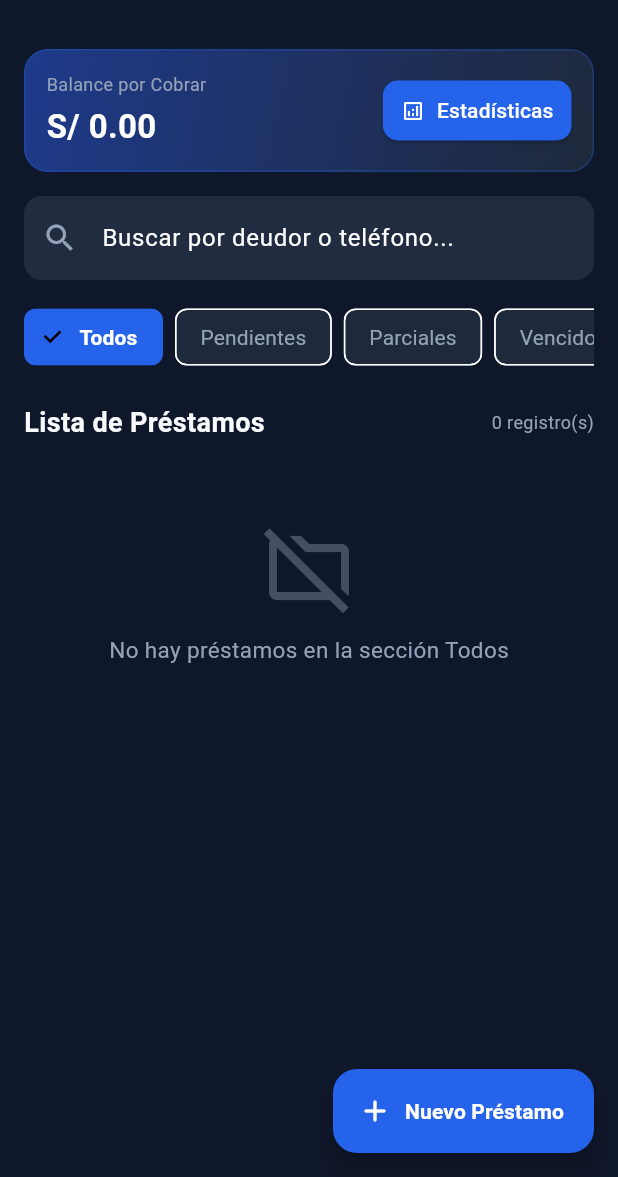
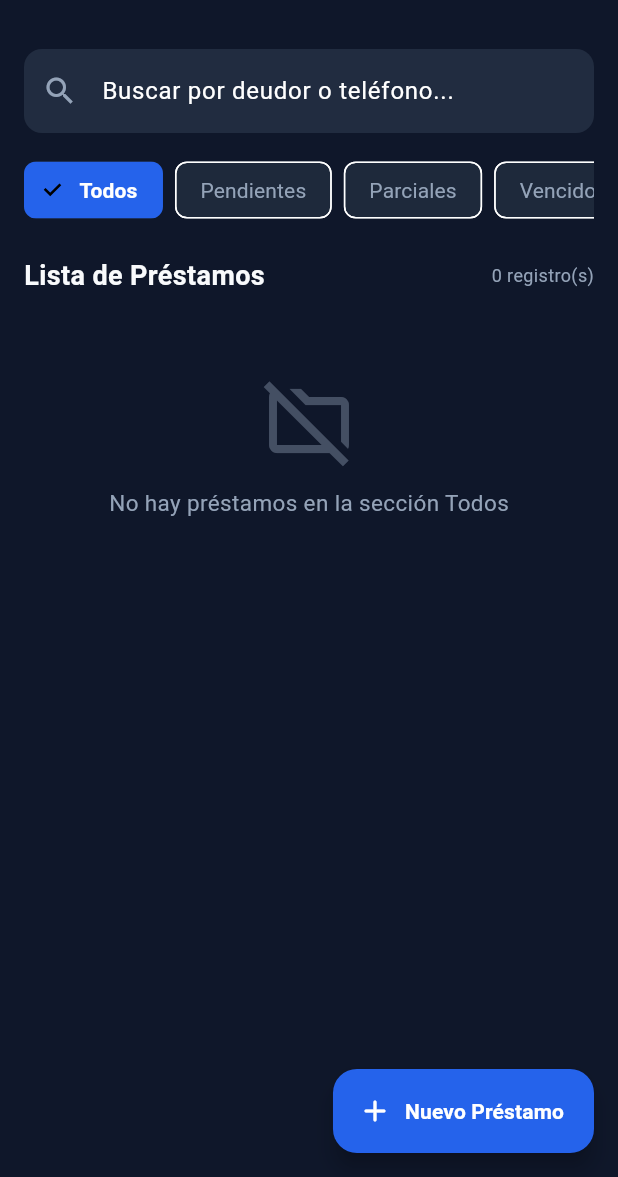
Before and after one commit to VillainAprist/cobro-app, a Flutter app: the DashboardScreen screen opened directly, on a phone screen of 412 x 824 dp, the part 59-1236 px from its top. Run offline on Flutter 3.47's test engine with Material 3 defaults, Android fonts, the phone set to English and light mode, and no system bars; our stand-ins replace csv, file_picker, flutter_local_notifications, share_plus, shared_preferences, sqflite_common_ffi and 1 more; accounts and stored records are empty.

Commit message:
remove top balance card for cleaner main dashboard

```diff
--- a/lib/screens/dashboard_screen.dart
+++ b/lib/screens/dashboard_screen.dart
@@ -38,9 +38,7 @@ class _DashboardScreenState extends State<DashboardScreen> {
   }
 
   double get _totalBorrowed => _allLoans.fold(0.0, (sum, item) => sum + item.totalWithInterest);
-
   double get _totalRecovered => _allLoans.fold(0.0, (sum, item) => sum + item.totalPaid);
-
   double get _pendingBalance => _allLoans.fold(0.0, (sum, item) => sum + item.remainingBalance);
 
   int get _countPending => _allLoans.where((l) => l.isPending).length;
@@ -159,7 +157,7 @@ class _DashboardScreenState extends State<DashboardScreen> {
                 mainAxisAlignment: MainAxisAlignment.spaceBetween,
                 children: [
                   const Text(
-                    '📊 Control y Estadísticas Globales',
+                    '📊 Control y Balances',
                     style: TextStyle(
                       color: AppTheme.textPrimary,
                       fontSize: 18,
@@ -177,7 +175,7 @@ class _DashboardScreenState extends State<DashboardScreen> {
                 children: [
                   Expanded(
                     child: StatCard(
-                      title: 'TOTAL REGISTRADO',
+                      title: 'TOTAL PRESTADO',
                       amountFormatted: AppFormatters.formatCurrency(_totalBorrowed),
                       icon: Icons.account_balance_wallet_outlined,
                       color: AppTheme.primaryAccent,
@@ -263,7 +261,7 @@ class _DashboardScreenState extends State<DashboardScreen> {
           IconButton(
             onPressed: _showStatsDialog,
             icon: const Icon(Icons.bar_chart_rounded, color: AppTheme.warning),
-            tooltip: 'Ver Control y Estadísticas',
+            tooltip: 'Ver Balances y Estadísticas',
           ),
           PopupMenuButton<String>(
             icon: const Icon(Icons.shield_outlined, color: AppTheme.primaryAccent),
@@ -316,49 +314,7 @@ class _DashboardScreenState extends State<DashboardScreen> {
           child: Column(
             crossAxisAlignment: CrossAxisAlignment.start,
             children: [
-              // BANNER RESUMEN PENDIENTE RÁPIDO
-              Container(
-                padding: const EdgeInsets.all(14),
-                decoration: BoxDecoration(
-                  gradient: const LinearGradient(
-                    colors: [Color(0xFF1E3A8A), Color(0xFF1E293B)],
-                    begin: Alignment.topLeft,
-                    end: Alignment.bottomRight,
-                  ),
-                  borderRadius: BorderRadius.circular(16),
-                  border: Border.all(color: AppTheme.primaryAccent.withValues(alpha: 0.3)),
-                ),
-                child: Row(
-                  mainAxisAlignment: MainAxisAlignment.spaceBetween,
-                  children: [
-                    Column(
-                      crossAxisAlignment: CrossAxisAlignment.start,
-                      children: [
-                        const Text('Balance por Cobrar', style: TextStyle(color: AppTheme.textSecondary, fontSize: 12)),
-                        const SizedBox(height: 4),
-                        Text(
-                          AppFormatters.formatCurrency(_pendingBalance),
-                          style: const TextStyle(color: Colors.white, fontSize: 22, fontWeight: FontWeight.bold),
-                        ),
-                      ],
-                    ),
-                    ElevatedButton.icon(
-                      onPressed: _showStatsDialog,
-                      icon: const Icon(Icons.analytics_outlined, size: 16),
-                      label: const Text('Estadísticas'),
-                      style: ElevatedButton.styleFrom(
-                        backgroundColor: AppTheme.primaryAccent,
-                        foregroundColor: Colors.white,
-                        padding: const EdgeInsets.symmetric(horizontal: 12, vertical: 8),
-                        shape: RoundedRectangleBorder(borderRadius: BorderRadius.circular(10)),
-                      ),
-                    ),
-                  ],
-                ),
-              ),
-              const SizedBox(height: 16),
-
-              // BÚSQUEDA
+              // BÚSQUEDA DIRECTA
               TextField(
                 onChanged: (val) => setState(() => _searchQuery = val),
                 style: const TextStyle(color: AppTheme.textPrimary),
```
Also changed, not shown: lib/screens/loan_form_screen.dart (+53 -33 lines).
